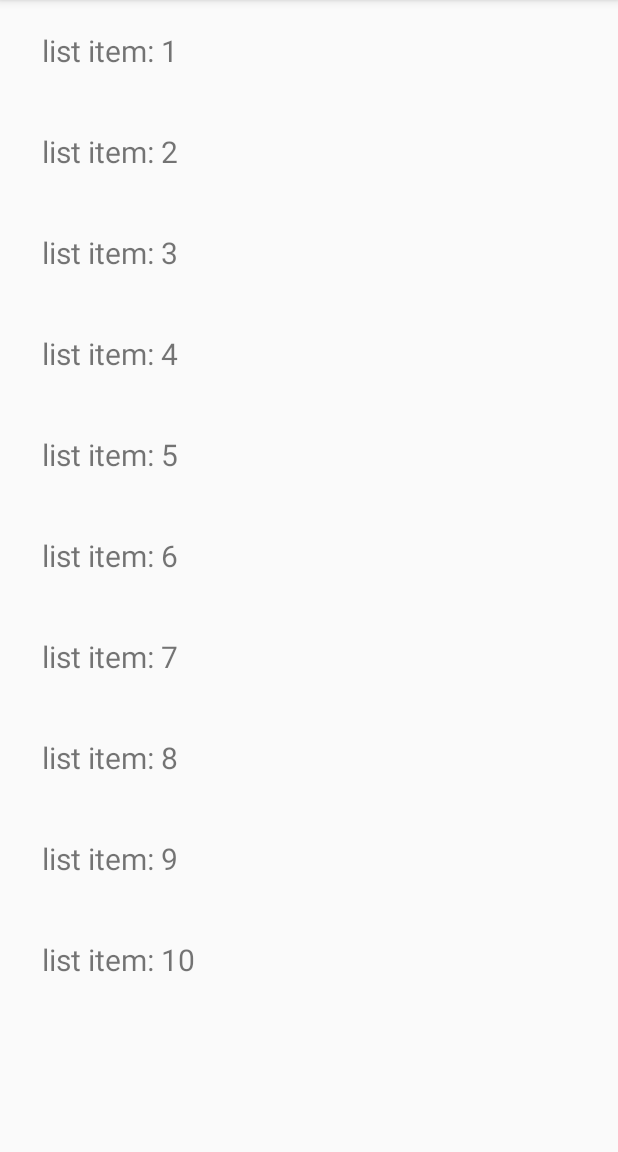
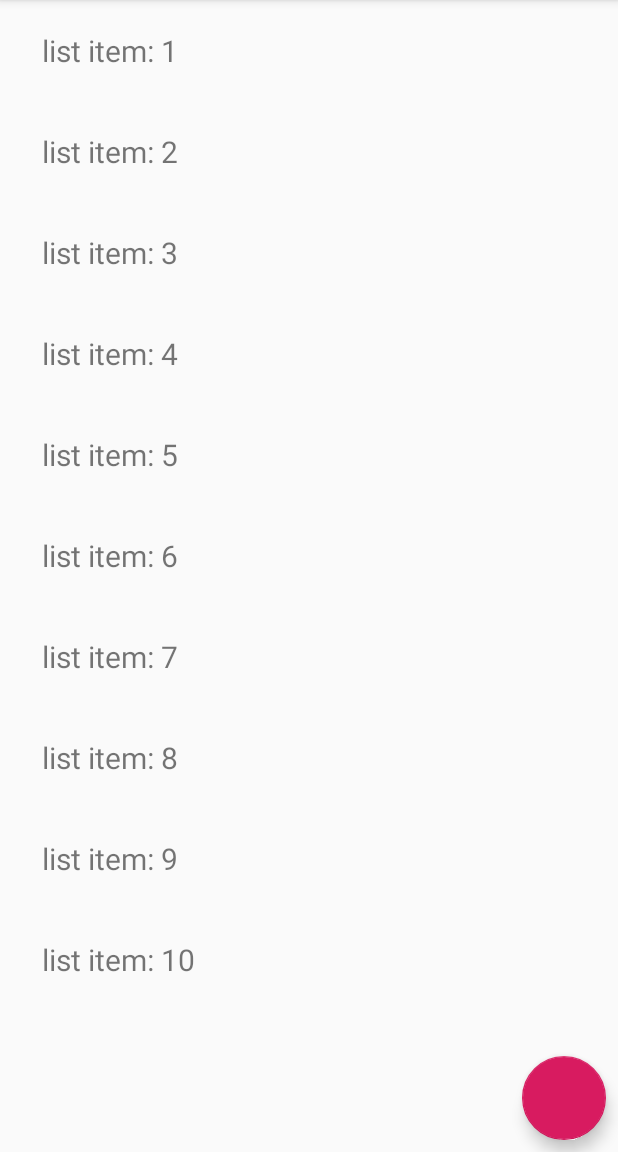
Before and after one commit to alvinooo/hello, an Android app: the screen it shows after launch (MainActivity), on a phone screen of 412 x 824 dp, the part 84-1236 px from its top. Run offline under Robolectric (Android 15) with nearby library versions, the phone set to English and light mode, and no system bars.

Commit message:
Added button to append to list - todo rearrange elements in list, delete elements from list, fix button visual (elevation, logo, etc).

```diff
--- a/app/build.gradle
+++ b/app/build.gradle
@@ -31,4 +31,5 @@ dependencies {
     androidTestImplementation 'com.android.support.test:runner:1.0.2'
     androidTestImplementation 'com.android.support.test.espresso:espresso-core:3.0.2'
     implementation 'com.android.support:recyclerview-v7:28.0.0'
+    implementation 'com.android.support:design:28.0.0'
 }
--- a/app/src/main/java/com/example/alvinheng/hello/MainActivity.kt
+++ b/app/src/main/java/com/example/alvinheng/hello/MainActivity.kt
@@ -12,7 +12,19 @@ class MainActivity : AppCompatActivity() {
     override fun onCreate(savedInstanceState: Bundle?) {
         super.onCreate(savedInstanceState)
         setContentView(R.layout.activity_main)
+
+        var list = ArrayList((1..10).toList())
+
         randomList.layoutManager = LinearLayoutManager(this)
-        randomList.adapter = TaskAdapter(ArrayList((1..10).toList()), this)
+        randomList.adapter = TaskAdapter(list, this)
+
+        val adapter = randomList.adapter as TaskAdapter
+
+        addItem.setOnClickListener {extendList(list, adapter)}
+    }
+
+    fun extendList(list: ArrayList<Int>, adapter: TaskAdapter) {
+        list.add(list.size + 1)
+        adapter.notifyItemChanged(list.size - 1)
     }
 }
--- a/app/src/main/res/layout/activity_main.xml
+++ b/app/src/main/res/layout/activity_main.xml
@@ -1,5 +1,5 @@
 <?xml version="1.0" encoding="utf-8"?>
-<android.support.constraint.ConstraintLayout
+<android.support.design.widget.CoordinatorLayout
         xmlns:android="http://schemas.android.com/apk/res/android"
         xmlns:tools="http://schemas.android.com/tools"
         xmlns:app="http://schemas.android.com/apk/res-auto"
@@ -11,6 +11,16 @@
             android:id="@+id/randomList"
             android:layout_width="match_parent"
             android:layout_height="wrap_content"
-            app:layout_constraintStart_toStartOf="parent" android:layout_marginStart="8dp"/>
+            android:layout_marginStart="8dp"/>
 
-</android.support.constraint.ConstraintLayout>
+    <android.support.design.widget.FloatingActionButton
+            android:id="@+id/addItem"
+            android:layout_width="wrap_content"
+            android:layout_height="wrap_content"
+            android:layout_gravity="bottom|end"
+            android:layout_margin="8dp"
+            app:elevation="6dp"
+            app:pressedTranslationZ="12dp"
+            tools:srcCompat="@tools:sample/avatars[3]"/>
+
+</android.support.design.widget.CoordinatorLayout>
```
